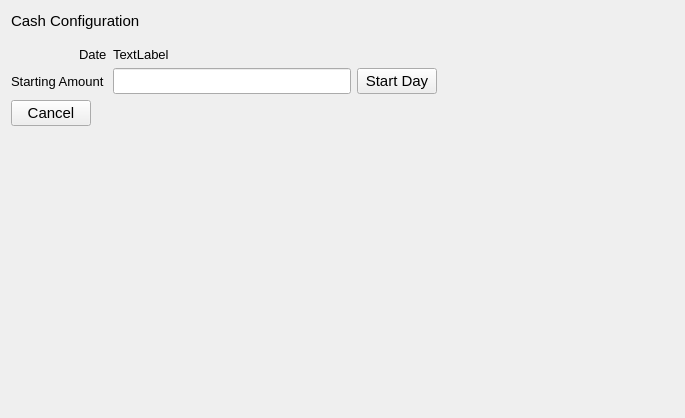
First picture: the form in estorecpp/cashbalanceconfigure.ui, repository Watti/estorecpp, before the edit.
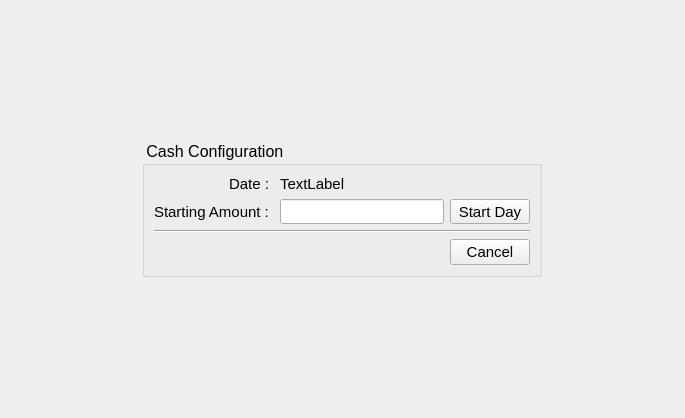
Second picture: the form after the edit.

What changed in the file:
```diff
--- a/estorecpp/cashbalanceconfigure.ui
+++ b/estorecpp/cashbalanceconfigure.ui
@@ -13,52 +13,30 @@
   <property name="windowTitle">
    <string>Form</string>
   </property>
+  <layout class="QGridLayout" name="gridLayout">
+   <item row="0" column="0">
+    <widget class="QGroupBox" name="groupBox">
+     <property name="sizePolicy">
+      <sizepolicy hsizetype="Fixed" vsizetype="Fixed">
+       <horstretch>0</horstretch>
+       <verstretch>0</verstretch>
+      </sizepolicy>
+     </property>
+     <property name="maximumSize">
+      <size>
+       <width>400</width>
+       <height>136</height>
+      </size>
+     </property>
+     <property name="font">
+      <font>
+       <pointsize>12</pointsize>
+      </font>
+     </property>
+     <property name="title">
+      <string> Cash Configuration </string>
+     </property>
   <layout class="QVBoxLayout" name="verticalLayout">
-   <item>
-    <layout class="QHBoxLayout" name="horizontalLayout">
-     <item>
-      <widget class="QLabel" name="label">
-       <property name="font">
-        <font>
-         <pointsize>11</pointsize>
-        </font>
-       </property>
-       <property name="text">
-        <string>Cash Configuration</string>
-       </property>
-      </widget>
-     </item>
-     <item>
-      <spacer name="horizontalSpacer">
-       <property name="orientation">
-        <enum>Qt::Horizontal</enum>
-       </property>
-       <property name="sizeHint" stdset="0">
-        <size>
-         <width>40</width>
-         <height>20</height>
-        </size>
-       </property>
-      </spacer>
-     </item>
-    </layout>
-   </item>
-   <item>
-    <spacer name="verticalSpacer_2">
-     <property name="orientation">
-      <enum>Qt::Vertical</enum>
-     </property>
-     <property name="sizeType">
-      <enum>QSizePolicy::Fixed</enum>
-     </property>
-     <property name="sizeHint" stdset="0">
-      <size>
-       <width>20</width>
-       <height>10</height>
-      </size>
-     </property>
-    </spacer>
-   </item>
    <item>
     <layout class="QFormLayout" name="formLayout">
      <property name="labelAlignment">
@@ -68,11 +46,11 @@
       <widget class="QLabel" name="label_3">
        <property name="font">
         <font>
-         <pointsize>10</pointsize>
+            <pointsize>11</pointsize>
         </font>
        </property>
        <property name="text">
-        <string>Date</string>
+           <string>Date : </string>
        </property>
       </widget>
      </item>
@@ -80,7 +58,7 @@
       <widget class="QLabel" name="label_4">
        <property name="font">
         <font>
-         <pointsize>10</pointsize>
+            <pointsize>11</pointsize>
         </font>
        </property>
        <property name="text">
@@ -92,16 +70,16 @@
       <widget class="QLabel" name="label_2">
        <property name="font">
         <font>
-         <pointsize>10</pointsize>
+            <pointsize>11</pointsize>
         </font>
        </property>
        <property name="text">
-        <string>Starting Amount </string>
+           <string>Starting Amount : </string>
        </property>
       </widget>
      </item>
      <item row="1" column="1">
-      <layout class="QHBoxLayout" name="horizontalLayout_3">
+         <layout class="QHBoxLayout" name="horizontalLayout">
        <item>
         <widget class="QLineEdit" name="txtStartAmount">
          <property name="maximumSize">
@@ -129,25 +107,32 @@
          </property>
         </widget>
        </item>
+         </layout>
+        </item>
+       </layout>
+      </item>
        <item>
-        <spacer name="horizontalSpacer_3">
+       <widget class="Line" name="line">
          <property name="orientation">
           <enum>Qt::Horizontal</enum>
          </property>
-         <property name="sizeHint" stdset="0">
-          <size>
-           <width>40</width>
-           <height>20</height>
-          </size>
-         </property>
-        </spacer>
-       </item>
-      </layout>
-     </item>
-    </layout>
+       </widget>
    </item>
    <item>
     <layout class="QHBoxLayout" name="horizontalLayout_2">
+        <item>
+         <spacer name="horizontalSpacer_2">
+          <property name="orientation">
+           <enum>Qt::Horizontal</enum>
+          </property>
+          <property name="sizeHint" stdset="0">
+           <size>
+            <width>40</width>
+            <height>20</height>
+           </size>
+          </property>
+         </spacer>
+        </item>
      <item>
       <widget class="QPushButton" name="btnCancel">
        <property name="minimumSize">
@@ -166,33 +151,10 @@
        </property>
       </widget>
      </item>
-     <item>
-      <spacer name="horizontalSpacer_2">
-       <property name="orientation">
-        <enum>Qt::Horizontal</enum>
-       </property>
-       <property name="sizeHint" stdset="0">
-        <size>
-         <width>40</width>
-         <height>20</height>
-        </size>
-       </property>
-      </spacer>
-     </item>
-    </layout>
-   </item>
-   <item>
-    <spacer name="verticalSpacer">
-     <property name="orientation">
-      <enum>Qt::Vertical</enum>
-     </property>
-     <property name="sizeHint" stdset="0">
-      <size>
-       <width>20</width>
-       <height>40</height>
-      </size>
-     </property>
-    </spacer>
+       </layout>
+      </item>
+     </layout>
+    </widget>
    </item>
   </layout>
  </widget>
```
Lines whose indentation alone changed are shown as unchanged.
